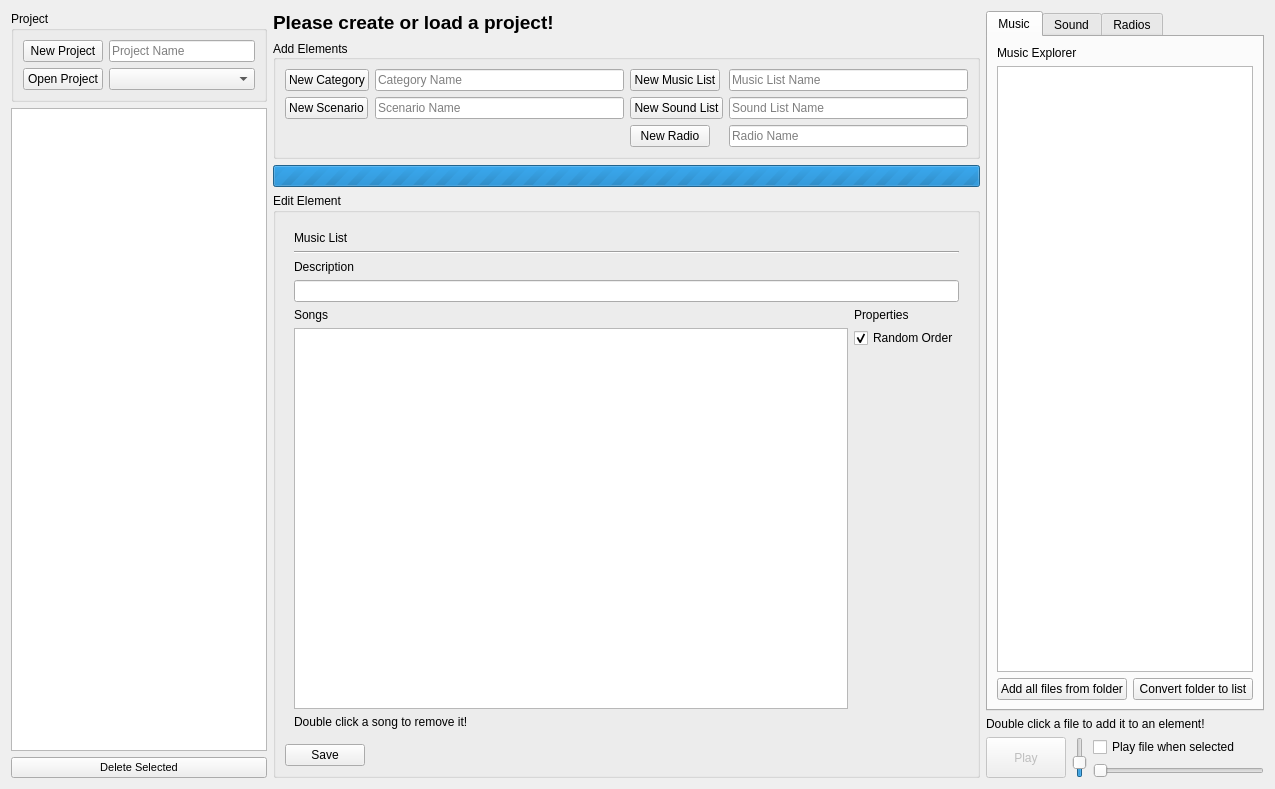
Before: the Qt Designer form editors/audioeditor.ui in PhilInTheGaps/GM-Companion, drawn with Qt 5.
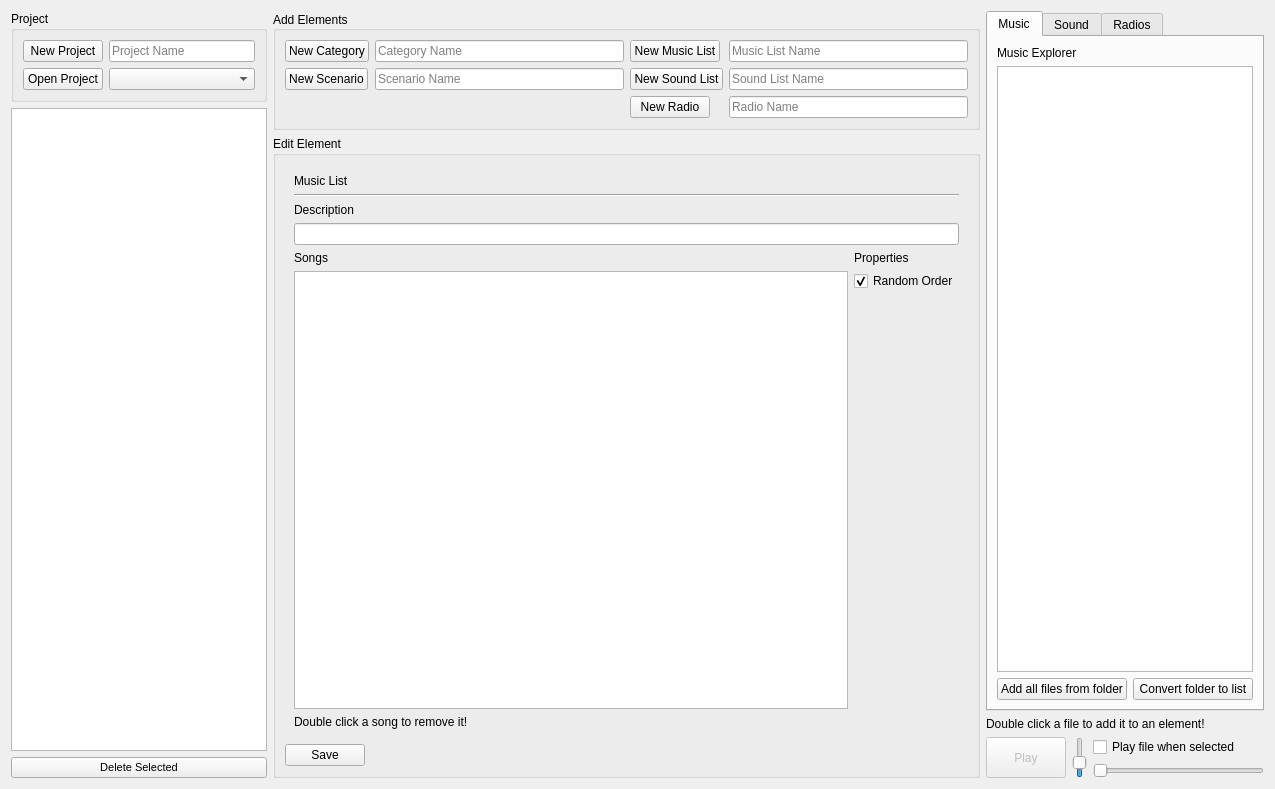
After: the same form once the commit is applied. Icons and pictures are not drawn.

```diff
--- a/editors/audioeditor.ui
+++ b/editors/audioeditor.ui
@@ -142,32 +142,6 @@
    </item>
    <item>
     <layout class="QVBoxLayout" name="verticalLayout_5">
-     <item>
-      <widget class="QLabel" name="label_pleaseCreateOrLoadAProject">
-       <property name="sizePolicy">
-        <sizepolicy hsizetype="Preferred" vsizetype="Maximum">
-         <horstretch>0</horstretch>
-         <verstretch>0</verstretch>
-        </sizepolicy>
-       </property>
-       <property name="font">
-        <font>
-         <pointsize>14</pointsize>
-         <weight>75</weight>
-         <italic>false</italic>
-         <bold>true</bold>
-         <underline>false</underline>
-         <strikeout>false</strikeout>
-        </font>
-       </property>
-       <property name="cursor">
-        <cursorShape>ArrowCursor</cursorShape>
-       </property>
-       <property name="text">
-        <string>Please create or load a project!</string>
-       </property>
-      </widget>
-     </item>
      <item>
       <widget class="QGroupBox" name="groupBox_2">
        <property name="sizePolicy">
@@ -297,25 +271,6 @@
        </layout>
       </widget>
      </item>
-     <item>
-      <widget class="QProgressBar" name="progressBar_loading">
-       <property name="maximum">
-        <number>0</number>
-       </property>
-       <property name="value">
-        <number>-1</number>
-       </property>
-       <property name="textVisible">
-        <bool>true</bool>
-       </property>
-       <property name="invertedAppearance">
-        <bool>false</bool>
-       </property>
-       <property name="format">
-        <string>Loading...</string>
-       </property>
-      </widget>
-     </item>
      <item>
       <widget class="QGroupBox" name="groupBox">
        <property name="title">
```
